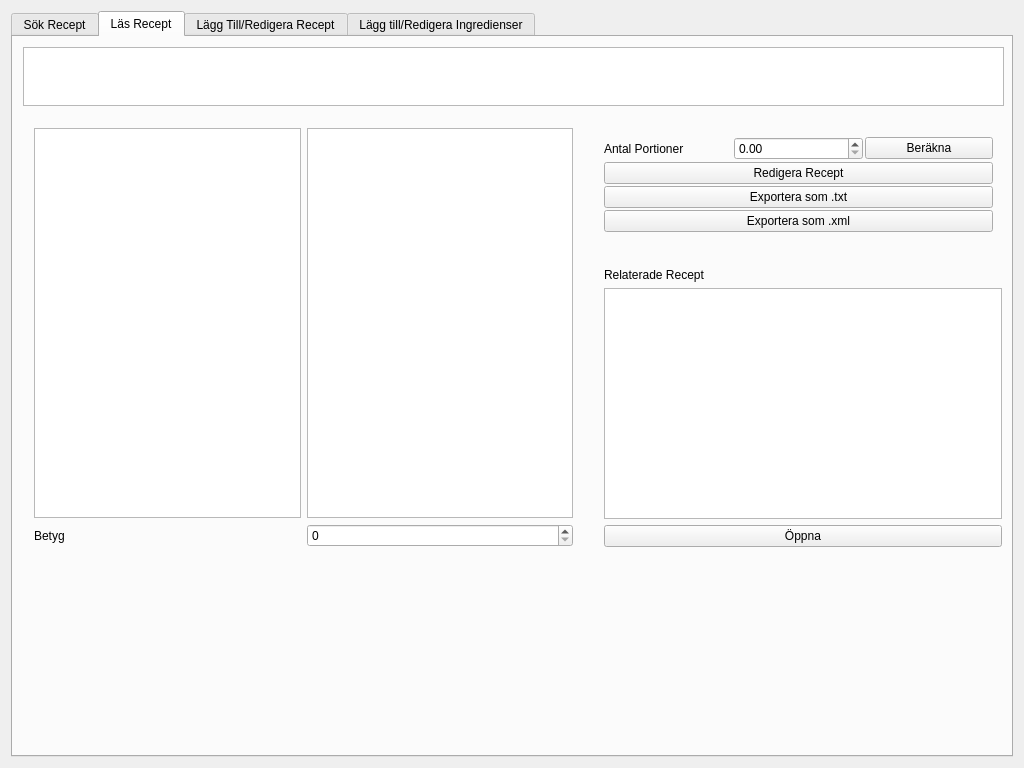
Qt form matlab/make/MatLabb/matlabb.ui (oscpe262/TDDI02) before a commit.
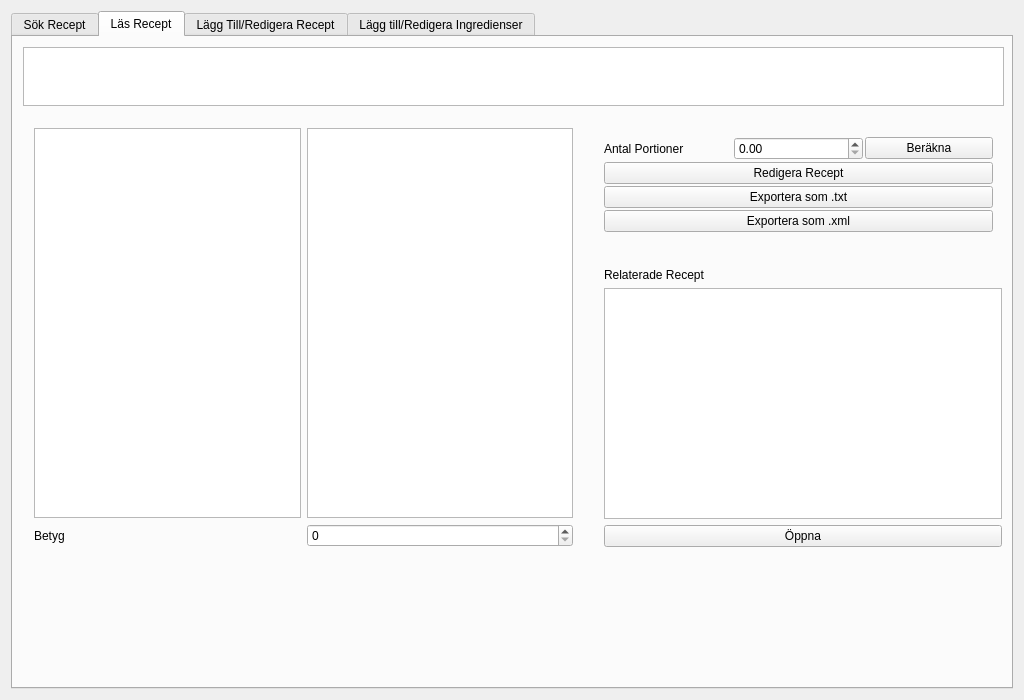
The same form after that commit. The open tabs and pages were chosen to show the change.

Patch:
```diff
--- a/matlab/make/MatLabb/matlabb.ui
+++ b/matlab/make/MatLabb/matlabb.ui
@@ -10,19 +10,19 @@
     <x>0</x>
     <y>0</y>
     <width>1024</width>
-    <height>768</height>
+    <height>700</height>
    </rect>
   </property>
   <property name="minimumSize">
    <size>
     <width>1024</width>
-    <height>768</height>
+    <height>700</height>
    </size>
   </property>
   <property name="maximumSize">
    <size>
     <width>1024</width>
-    <height>768</height>
+    <height>700</height>
    </size>
   </property>
   <property name="windowTitle">
```
Left out of the diff: 12 changed lines with no effect on the pictures.
